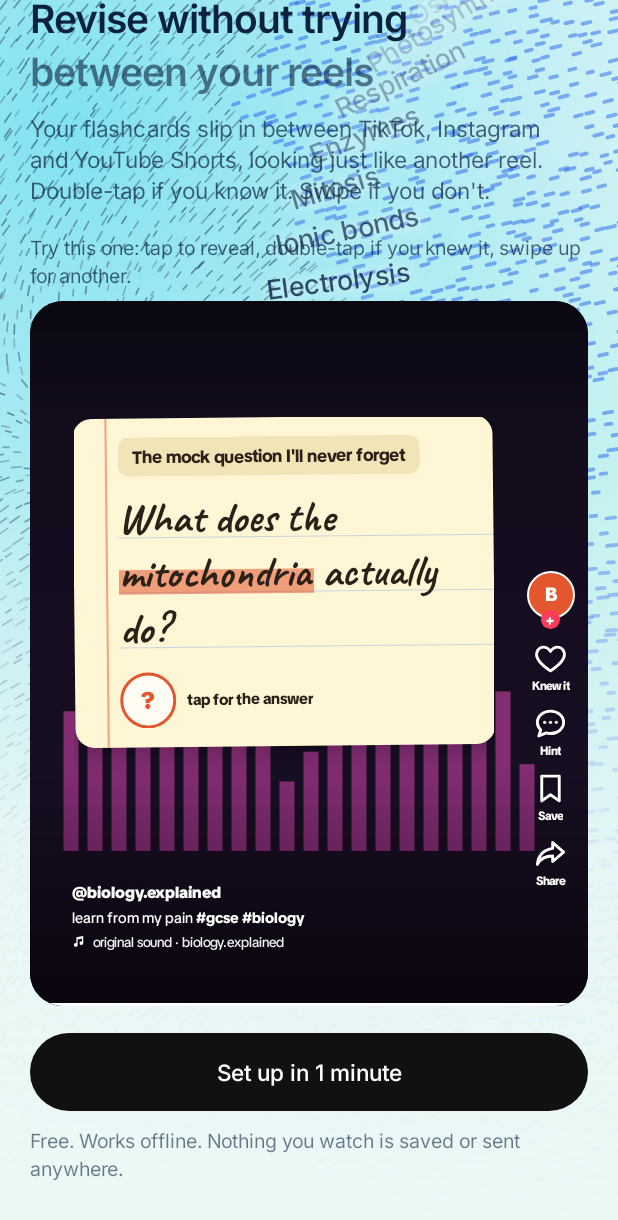
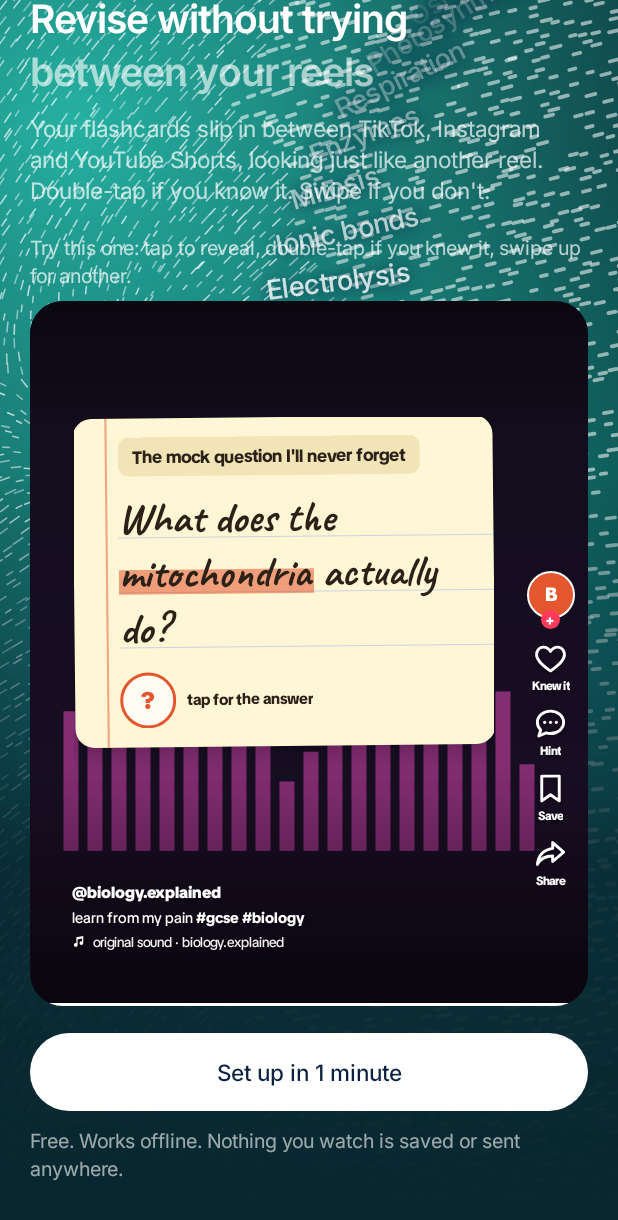
Before and after one commit to llamaoat/flashcardreela, an Android app: the screen it shows after launch (MainActivity), scrolled down 300 dp, on a phone screen of 412 x 824 dp. Shown: the top 1220 px of the screen. Run offline under Robolectric (Android 15) with nearby library versions, the phone set to English and light mode, and no system bars.

Commit message:
Revert "Lighter, whiter colour field in light mode"
This reverts commit 7a4626194191568846dc73845746324a04d87785.

```diff
--- a/app/src/main/java/com/reelcards/app/MainActivity.java
+++ b/app/src/main/java/com/reelcards/app/MainActivity.java
@@ -96,11 +96,12 @@ public final class MainActivity extends Activity {
 
     /** Bar colours and icons for a page: over the sea (1 welcome, 2 dashboard) the top is navy with light icons. */
     private void bars(int sea) {
-        int seaColour = Ui.dark ? MotionView.SEA : MotionView.LIGHT_BASE;
-        getWindow().setStatusBarColor(sea == 0 ? Ui.BG : seaColour);
-        getWindow().setNavigationBarColor(sea == 1 ? seaColour : Ui.BG);
-        getWindow().getDecorView().setSystemUiVisibility(Ui.dark ? 0
-                : View.SYSTEM_UI_FLAG_LIGHT_STATUS_BAR | View.SYSTEM_UI_FLAG_LIGHT_NAVIGATION_BAR);
+        getWindow().setStatusBarColor(sea == 0 ? Ui.BG : MotionView.SEA);
+        getWindow().setNavigationBarColor(sea == 1 ? MotionView.SEA : Ui.BG);
+        int flags = 0;
+        if (!Ui.dark && sea != 1) flags |= View.SYSTEM_UI_FLAG_LIGHT_NAVIGATION_BAR;
+        if (!Ui.dark && sea == 0) flags |= View.SYSTEM_UI_FLAG_LIGHT_STATUS_BAR;
+        getWindow().getDecorView().setSystemUiVisibility(flags);
     }
 
     /** Dark mode switched while open (uiMode is in configChanges, so an import survives it): restyle. */
@@ -157,9 +158,9 @@ public final class MainActivity extends Activity {
         if (sea == 0) setContentView(sv);
         else {
             FrameLayout fl = new FrameLayout(this);
-            fl.setBackgroundColor(sea == 1 ? (Ui.dark ? MotionView.SEA : MotionView.LIGHT_BASE) : Ui.BG);
+            fl.setBackgroundColor(sea == 1 ? MotionView.SEA : Ui.BG);
             if (sea == 1) {
-                fl.addView(new MotionView(this, words, false).setCentre(.30f).setScrim(MotionView.SEA) /* any colour: the scrim follows the palette */, new FrameLayout.LayoutParams(-1, -1));
+                fl.addView(new MotionView(this, words, false).setCentre(.30f).setScrim(MotionView.SEA), new FrameLayout.LayoutParams(-1, -1));
             } else {
                 final MotionView mv = new MotionView(this, words, true).setCentre(.42f).setFade(Ui.BG);
                 fl.addView(mv, new FrameLayout.LayoutParams(-1, dp(300)));
@@ -282,10 +283,10 @@ public final class MainActivity extends Activity {
 
     private void showWelcome() {
         LinearLayout col = page("welcome", null, 1, TOPICS);
-        final int white = Ui.dark ? 0xFFFFFFFF : 0xFF0B2140, soft = Ui.dark ? 0xB3FFFFFF : 0xB30B2140; // ink on the light sea, white on the dark one
+        final int white = 0xFFFFFFFF, soft = 0xB3FFFFFF;
         Ui.add(col, Ui.text(this, "Reelcards", 15, white, Ui.DISPLAY), 0);
         col.addView(new View(this), new LinearLayout.LayoutParams(-1, dp(240))); // the sea and its wheel show through here
-        Ui.add(col, Ui.title(this, "Revise without trying", "between your reels", white, Ui.dark ? 0x9EFFFFFF : 0x990B2140), 4);
+        Ui.add(col, Ui.title(this, "Revise without trying", "between your reels", white, 0x9EFFFFFF), 4);
         Ui.add(col, Ui.text(this, "Your flashcards slip in between TikTok, Instagram and YouTube Shorts, looking just like another reel. Double-tap if you know it. Swipe if you don't.", 15, soft, Ui.BODY), 10);
 
         final FrameLayout preview = new FrameLayout(this);
@@ -298,11 +299,9 @@ public final class MainActivity extends Activity {
         loadPreview(preview);
 
         Button go = primary(col, "Set up in 1 minute", go(new Runnable() { @Override public void run() { addMode = false; showDecks(); } }), 18);
-        if (Ui.dark) { // a white pill on the dark sea; on the light one, the usual ink pill
-            go.setTextColor(MotionView.SEA);
-            go.setBackground(new RippleDrawable(ColorStateList.valueOf(0x220B2140), Ui.round(white, dp(26)), null));
-        }
-        Ui.add(col, Ui.text(this, "Free. Works offline. Nothing you watch is saved or sent anywhere.", 13, Ui.dark ? 0x99FFFFFF : 0x990B2140, Ui.BODY), 10);
+        go.setTextColor(MotionView.SEA); // a white pill on the sea
+        go.setBackground(new RippleDrawable(ColorStateList.valueOf(0x220B2140), Ui.round(white, dp(26)), null));
+        Ui.add(col, Ui.text(this, "Free. Works offline. Nothing you watch is saved or sent anywhere.", 13, 0x99FFFFFF, Ui.BODY), 10);
     }
 
     /** A live, playable sample card using a throwaway engine (doesn't touch the student's data). */
@@ -997,7 +996,7 @@ public final class MainActivity extends Activity {
         boolean sea = !engine.cards.isEmpty();
         LinearLayout col = page("dashboard", null, sea ? 2 : 0, sea ? dashWords(now) : null);
         LinearLayout head = Ui.row(this);
-        head.addView(Ui.text(this, "Reelcards", 15, Ui.TEXT, Ui.DISPLAY), Ui.weight(1));
+        head.addView(Ui.text(this, "Reelcards", 15, sea ? 0xFFFFFFFF : Ui.TEXT, Ui.DISPLAY), Ui.weight(1));
         Ui.add(col, head, 0);
         if (sea) col.addView(new View(this), new LinearLayout.LayoutParams(-1, dp(190))); // the sea and its wheel show through here
         if (restoreNote != null) { // after a damaged save (Store.engine), until the app is next opened
--- a/app/src/main/java/com/reelcards/app/MotionView.java
+++ b/app/src/main/java/com/reelcards/app/MotionView.java
@@ -22,7 +22,7 @@ import java.util.Random;
  */
 final class MotionView extends View {
     static final int SEA = 0xFF0B2140;
-    private final int swimmer = Ui.dark ? 0xFFEE8A63 : 0xFFE5683A;
+    private static final int SWIMMER = 0xFFEE8A63;
     private final String[][] words;
     private final boolean small;
     private final boolean still;
@@ -42,16 +42,7 @@ final class MotionView extends View {
             {{26, 16, 56}, {91, 63, 208}, {190, 60, 170}, {96, 165, 250}},
             {{8, 38, 46}, {14, 159, 142}, {45, 212, 191}, {56, 189, 248}},
             {{13, 28, 70}, {67, 56, 202}, {14, 165, 233}, {167, 139, 250}}};
-    // light mode: airy and white, with soft cyan and bright blue drifting through; dark ink goes on top
-    private static final int[][][] PAL_LIGHT = {
-            {{238, 244, 249}, {110, 205, 240}, {59, 130, 246}, {255, 255, 255}},
-            {{243, 240, 250}, {196, 181, 253}, {251, 207, 232}, {147, 197, 253}},
-            {{236, 248, 246}, {153, 238, 226}, {103, 220, 240}, {147, 197, 253}},
-            {{238, 241, 252}, {165, 180, 252}, {103, 220, 240}, {255, 255, 255}}};
-    static final int LIGHT_BASE = 0xFFEEF4F9;   // the light sea's page colour, for the bars behind it
     private static final float PAL_MS = 30000f;
-    private final boolean light = !Ui.dark;
-    private final int ink = light ? 0xFF0B2140 : 0xFFFFFFFF, inkMid = light ? 0x990B2140 : 0x99FFFFFF, inkSoft = light ? 0x8C0B2140 : 0x8CFFFFFF;
     private final float palStart = java.util.Calendar.getInstance().get(java.util.Calendar.HOUR_OF_DAY) / 24f * PAL.length * PAL_MS;
     private final float[][] cur = new float[4][3];
     private float cyFrac = .5f;           // where the wheel and swimmer sit, as a fraction of the height
@@ -68,8 +59,8 @@ final class MotionView extends View {
         text.setTypeface(Ui.MEDIUM);
         text.setTextSize(Ui.dp(c, small ? 17 : 18));
         text.setLetterSpacing(-0.015f);
-        text.setShadowLayer(10 * d, 0, d, light ? 0xF2FFFFFF : 0xF20B2140);
-        setBackgroundColor(light ? LIGHT_BASE : SEA);
+        text.setShadowLayer(10 * d, 0, d, 0xF20B2140);
+        setBackgroundColor(SEA);
         setImportantForAccessibility(IMPORTANT_FOR_ACCESSIBILITY_NO);
     }
 
@@ -121,8 +112,7 @@ final class MotionView extends View {
     private void palette(float t) {
         float u = (t + palStart) / PAL_MS, f0 = u - (float) Math.floor(u), f = f0 * f0 * (3 - 2 * f0);
         int i = (int) Math.floor(u);
-        int[][][] pal = light ? PAL_LIGHT : PAL;
-        int[][] a = pal[i % pal.length], b = pal[(i + 1) % pal.length];
+        int[][] a = PAL[i % PAL.length], b = PAL[(i + 1) % PAL.length];
         for (int k = 0; k < 4; k++) for (int j = 0; j < 3; j++) cur[k][j] = a[k][j] + (b[k][j] - a[k][j]) * f;
     }
 
@@ -152,9 +142,9 @@ final class MotionView extends View {
             float x = px + (float) Math.cos(a) * dr, y = py + (float) Math.sin(a) * dr;
             float k = x - (front + (float) (Math.sin(y / d * .02 + t * .0009) * 30 + Math.sin(y / d * .066) * 10) * d);
             float l = len * (1 - pull * .5f), sw = 1.05f;
-            int col = light ? Color.argb(Math.round((.22f + j * .28f) * 255), 11, 33, 64) : Color.argb(Math.round((.46f + j * .3f) * 255), 240, 248, 255);
-            if (k < 0 && k > -22 * d) { l = (1 + j * 1.5f) * d; sw = 1.7f + j; col = light ? 0xCC1D4ED8 : 0xCCFFFFFF; }
-            else if (k <= -22 * d && k > -300 * d) { if (j < .3f) continue; l = (2.5f + j * 4) * d; sw = 2.5f; col = light ? 0x802563EB : 0x8CFFFFFF; a *= .4; }
+            int col = Color.argb(Math.round((.46f + j * .3f) * 255), 240, 248, 255);
+            if (k < 0 && k > -22 * d) { l = (1 + j * 1.5f) * d; sw = 1.7f + j; col = 0xCCFFFFFF; }
+            else if (k <= -22 * d && k > -300 * d) { if (j < .3f) continue; l = (2.5f + j * 4) * d; sw = 2.5f; col = 0x8CFFFFFF; a *= .4; }
             float ca = (float) Math.cos(a) * l / 2, sa = (float) Math.sin(a) * l / 2;
             dash.setColor(col);
             dash.setStrokeWidth(sw * d);
@@ -166,7 +156,7 @@ final class MotionView extends View {
         cv.translate(sx, sy);
         cv.scale(d, d);
         cv.rotate(-20);
-        dash.setColor(swimmer);
+        dash.setColor(SWIMMER);
         dash.setStyle(Paint.Style.FILL);
         oval.set(-8, -4.5f, 8, 4.5f);
         cv.drawOval(oval, dash);
@@ -196,12 +186,12 @@ final class MotionView extends View {
             cv.translate(bx + r * (float) (1 - Math.cos(a)), cy + y);
             cv.rotate((float) Math.toDegrees(a * .8));
             if (Math.abs(k) < .5f) {
-                draw(cv, "[ ", -text.measureText("[ "), base, inkSoft, alpha);
-                float tw = draw(cv, words[i][0], 0, base, ink, alpha);
-                float bw = draw(cv, "]", tw, base, inkSoft, alpha);
-                draw(cv, words[i][1], tw + bw + 8 * d, base, inkMid, alpha);
+                draw(cv, "[ ", -text.measureText("[ "), base, 0x8CFFFFFF, alpha);
+                float tw = draw(cv, words[i][0], 0, base, 0xFFFFFFFF, alpha);
+                float bw = draw(cv, "]", tw, base, 0x8CFFFFFF, alpha);
+                draw(cv, words[i][1], tw + bw + 8 * d, base, 0x99FFFFFF, alpha);
             } else {
-                draw(cv, words[i][0], 0, base, ink, alpha);
+                draw(cv, words[i][0], 0, base, 0xFFFFFFFF, alpha);
             }
             cv.restore();
         }
```
Also changed, not shown: 5 other files.
